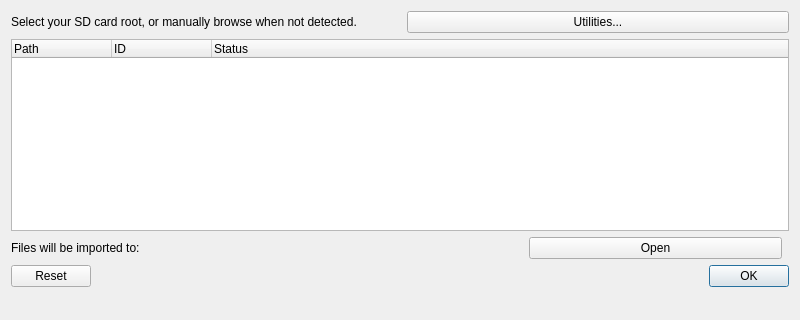
Above: src/frontend/main.ui from zhaowenlan1779/threeSD before the change. Below: the same form after it.
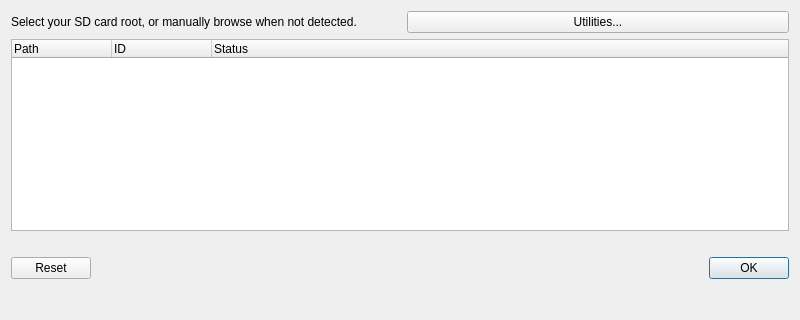
That is the form after the change.

Commit message: Fix up import destination indicator

What changed in the file:
```diff
--- a/src/frontend/main.ui
+++ b/src/frontend/main.ui
@@ -60,23 +60,9 @@
    </item>
    <item>
     <layout class="QHBoxLayout">
-     <item>
-      <widget class="QLabel">
-       <property name="text">
-        <string>Files will be imported to: </string>
-       </property>
-      </widget>
-     </item>
      <item>
       <widget class="QLabel" name="importDestination"/>
      </item>
-     <item>
-      <widget class="QPushButton" name="importDestinationButton">
-       <property name="text">
-        <string>Open</string>
-       </property>
-      </widget>
-     </item>
      <item>
       <spacer>
        <property name="orientation">
```
The commit also changes 3 other files.
